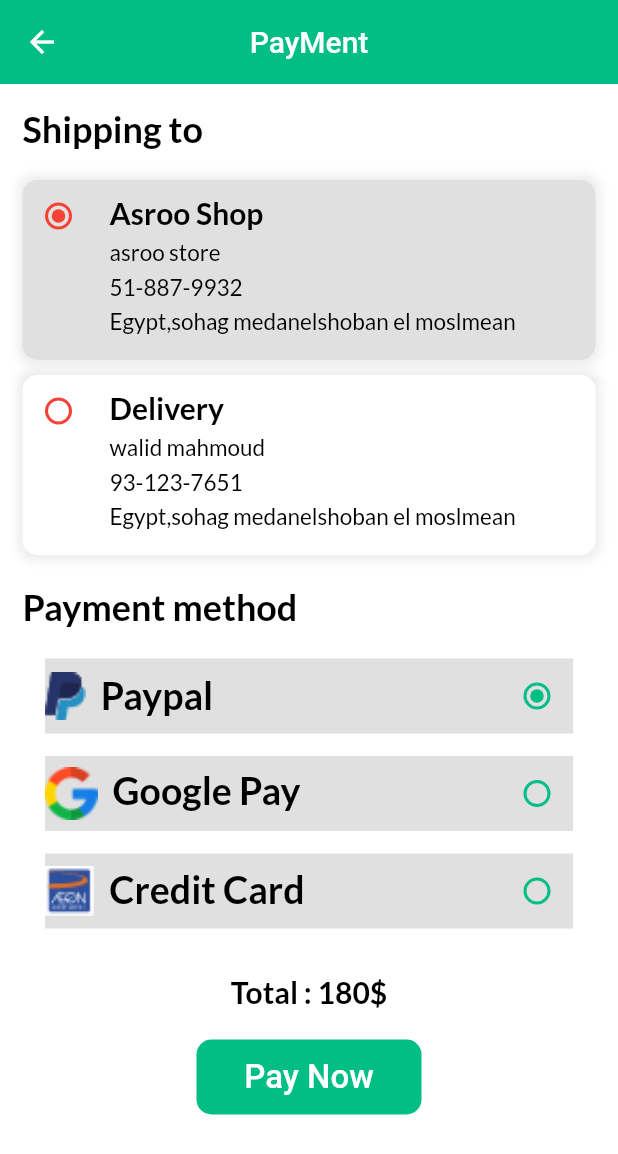
After one commit to ksroo/asroo_shopApp_Getx, a Flutter app: the PaymentScreen screen opened by its route, on a phone screen of 412 x 824 dp. The commit adds this screen. Shown: the top 1154 px of the screen. Run offline on Flutter 3.47's test engine with Material 2 defaults, Android fonts, the phone set to English and light mode, and no system bars; our stand-ins replace badges, carousel_slider, firebase_auth, firebase_core, firebase_storage, get and 6 more; missing offline and left inert: flutter_facebook_auth, flutter_simple_rating_bar; accounts and stored records are empty; generated files the repository leaves out were written again; network calls fail; statements that could not run were skipped.

Commit message:
payment ui

```diff
--- a/lib/l10n/app_ar.arb
+++ b/lib/l10n/app_ar.arb
@@ -1,3 +1,6 @@
 {
-    "language": "العربيه"
+    "general": "عام",
+    "darkmode": "الوضع الداكن",
+    "language": "لغة",
+    "logout": "تسجيل خروج"
 }
--- a/lib/l10n/app_en.arb
+++ b/lib/l10n/app_en.arb
@@ -1,6 +1,22 @@
 {
-    "language": "language",
+
+    "general": "GENERAL",
+    "@general":{
+        "general": "GENERAL"
+    },
+    "darkmode": "Dark Mode",
+    "@darkmode":{
+        "darkmode": "Dark Mode"
+    },
+    "language": "Language",
     "@language":{
         "language": "Language"
+    },
+    "logout": "Logout",
+    "@logout":{
+        "logout": "Logout"
     }
+
+
+
 }
--- a/lib/l10n/app_fr.arb
+++ b/lib/l10n/app_fr.arb
@@ -1,3 +1,6 @@
 {
-    "language": "Langue"
+  "general": "GÉNÉRAL",
+  "darkmode": "Mode sombre",
+  "language": "Langue",
+  "logout": "Se déconnecter"
 }
--- a/lib/language/ar.dart
+++ b/lib/language/ar.dart
@@ -1,5 +1,6 @@
 const Map<String, String> ar = {
-
-  'language' : 'تسجيل دخول',
-
+  "general": "عام",
+  "darkmode": "الوضع الداكن",
+  "language": "لغة",
+  "logout": "تسجيل خروج",
 };
--- a/lib/language/en.dart
+++ b/lib/language/en.dart
@@ -1,3 +1,7 @@
 const Map<String, String> en = {
-  'language': 'Language',
+  "general": "GENERAL",
+  "darkmode": "Dark Mode",
+  "language": "Language",
+  "logout": "Logout",
+
 };
--- a/lib/language/fr.dart
+++ b/lib/language/fr.dart
@@ -1,4 +1,7 @@
 const Map<String, String> fr = {
-  'language': 'Langue',
+  "general": "GÉNÉRAL",
+  "darkmode": "Mode sombre",
+  "language": "Langue",
+  "logout": "Se déconnecter",
 
 };
--- a/lib/logic/bindings/main_binding.dart
+++ b/lib/logic/bindings/main_binding.dart
@@ -1,4 +1,5 @@
 import 'package:get/instance_manager.dart';
+import 'package:udemy_shop_app/logic/controllers/payment_controller.dart';
 import '../controllers/setting_controller.dart';
 import '../controllers/main_controller.dart';
 
@@ -7,5 +8,6 @@ class MainBininding extends Bindings {
   void dependencies() {
     Get.put(MainController());
     Get.put(SettingController());
+    Get.lazyPut(() => PayMentController());
   }
 }
--- /dev/null
+++ b/lib/logic/controllers/payment_controller.dart
@@ -0,0 +1,8 @@
+import 'package:get/get.dart';
+
+class PayMentController extends GetxController {
+
+
+
+
+}
--- a/lib/routes/routes.dart
+++ b/lib/routes/routes.dart
@@ -1,4 +1,5 @@
 import 'package:get/get.dart';
+import 'package:udemy_shop_app/view/screens/payment_screen.dart';
 import '../logic/bindings/auth_biniding.dart';
 import '../logic/bindings/main_binding.dart';
 import '../logic/bindings/product_binding.dart';
@@ -55,6 +56,16 @@ class AppRoutes {
         ProductBinding(),
       ],
     ),
+
+    GetPage(
+      name: Routes.payMentScreen,
+      page: () => PaymentScreen(),
+      bindings: [
+        AuthBinding(),
+        ProductBinding(),
+        MainBininding(),
+      ],
+    ),
     // GetPage(
     //   name: Routes.categoryItems,
     //   page: () => CategoryItems(),
@@ -74,4 +85,5 @@ class Routes {
   static const mainScreen = '/mainScreen';
   static const cartScreen = '/cartScreen';
   static const categoryItems = '/categoryItems';
+  static const payMentScreen = '/payMentScreen';
 }
--- /dev/null
+++ b/lib/view/screens/payment_screen.dart
@@ -0,0 +1,100 @@
+import 'package:flutter/material.dart';
+import 'package:get/get.dart';
+import 'package:udemy_shop_app/logic/controllers/payment_controller.dart';
+import 'package:udemy_shop_app/utils/theme.dart';
+import 'package:udemy_shop_app/view/widgets/payment/delivery_continer.dart';
+import 'package:udemy_shop_app/view/widgets/payment/payment_method.dart';
+import 'package:udemy_shop_app/view/widgets/text_utils.dart';
+
+class PaymentScreen extends StatelessWidget {
+  PaymentScreen({Key? key}) : super(key: key);
+  final controller = Get.find<PayMentController>();
+
+  @override
+  Widget build(BuildContext context) {
+    return Scaffold(
+      backgroundColor: context.theme.backgroundColor,
+      appBar: AppBar(
+        title: const Text("PayMent"),
+        elevation: 0,
+        backgroundColor: Get.isDarkMode ? darkGreyClr : mainColor,
+        centerTitle: true,
+      ),
+      body: SingleChildScrollView(
+        child: Padding(
+          padding: const EdgeInsets.all(15),
+          child: Column(
+            crossAxisAlignment: CrossAxisAlignment.start,
+            children: [
+              TextUtils(
+                fontSize: 24,
+                fontWeight: FontWeight.bold,
+                text: 'Shipping to',
+                color: Get.isDarkMode ? Colors.white : Colors.black,
+                underLine: TextDecoration.none,
+              ),
+              const SizedBox(
+                height: 20,
+              ),
+              const DeliveryContainer(),
+              const SizedBox(
+                height: 20,
+              ),
+              TextUtils(
+                fontSize: 24,
+                fontWeight: FontWeight.bold,
+                text: 'Payment method',
+                color: Get.isDarkMode ? Colors.white : Colors.black,
+                underLine: TextDecoration.none,
+              ),
+              const SizedBox(
+                height: 20,
+              ),
+              const PayMentMethod(),
+              const SizedBox(
+                height: 30,
+              ),
+              Align(
+                alignment: Alignment.center,
+                child: TextUtils(
+                  fontSize: 20,
+                  fontWeight: FontWeight.bold,
+                  text: "Total : 180\$",
+                  color: Get.isDarkMode ? Colors.white : Colors.black,
+                  underLine: TextDecoration.none,
+                ),
+              ),
+              const SizedBox(
+                height: 20,
+              ),
+              Align(
+                alignment: Alignment.center,
+                child: SizedBox(
+                  height: 50,
+                  width: 150,
+                  child: ElevatedButton(
+                    style: ElevatedButton.styleFrom(
+                      shape: RoundedRectangleBorder(
+                        borderRadius: BorderRadius.circular(10),
+                      ),
+                      elevation: 0,
+                      primary: Get.isDarkMode ? pinkClr : mainColor,
+                    ),
+                    onPressed: () {},
+                    child: const Text(
+                      "Pay Now",
+                      style: TextStyle(
+                        fontSize: 22,
+                        color: Colors.white,
+                      ),
+                    ),
+                  ),
+                ),
+              ),
+            ],
+          ),
+        ),
+      ),
+    );
+  }
+}
--- a/lib/view/screens/settings_screen.dart
+++ b/lib/view/screens/settings_screen.dart
@@ -37,7 +37,7 @@ class SettingsScreen extends StatelessWidget {
           TextUtils(
             fontSize: 18,
             fontWeight: FontWeight.bold,
-            text: "GENERAL",
+            text: AppLocalizations.of(context)!.general,
             color: Get.isDarkMode ? pinkClr : mainColor,
             underLine: TextDecoration.none,
           ),
@@ -51,7 +51,7 @@ class SettingsScreen extends StatelessWidget {
                 IconWidget(
                   color: darkSettings,
                   icon: Icons.dark_mode,
-                  text: "Dark Mode",
+                  text: AppLocalizations.of(context)!.darkmode,
                   onTap: () {
                     null;
                   },
@@ -80,7 +80,7 @@ class SettingsScreen extends StatelessWidget {
               return IconWidget(
                 color: logOutSettings,
                 icon: Icons.logout,
-                text: "Logout",
+                text: AppLocalizations.of(context)!.logout,
                 onTap: () {
                   Get.defaultDialog(
                     title: "Logout From App",
--- a/lib/view/screens/welcome_screen.dart
+++ b/lib/view/screens/welcome_screen.dart
@@ -43,7 +43,7 @@ class WelcomeScreen extends StatelessWidget {
                       child: TextUtils(
                         fontSize: 35,
                         fontWeight: FontWeight.bold,
-                        text: 'Welcome',
+                        text: 'Welcome'.tr,
                         color: Colors.white,
                         underLine: TextDecoration.none,
                       ),
@@ -115,7 +115,7 @@ class WelcomeScreen extends StatelessWidget {
                       TextUtils(
                         fontSize: 18,
                         fontWeight: FontWeight.normal,
-                        text: "Don't have an Account?",
+                        text: "Dont have an Account?",
                         color: Colors.white,
                         underLine: TextDecoration.none,
                       ),
--- a/lib/view/widgets/cart/cart_total.dart
+++ b/lib/view/widgets/cart/cart_total.dart
@@ -1,5 +1,7 @@
 import 'package:flutter/material.dart';
 import 'package:get/get.dart';
+import 'package:udemy_shop_app/routes/routes.dart';
+import 'package:udemy_shop_app/view/screens/payment_screen.dart';
 import '../../../logic/controllers/cart_controller.dart';
 import '../../../utils/theme.dart';
 import '../text_utils.dart';
@@ -51,7 +53,9 @@ class CartTotal extends StatelessWidget {
                     elevation: 0,
                     primary: Get.isDarkMode ? pinkClr : mainColor,
                   ),
-                  onPressed: () {},
+                  onPressed: () {
+                    Get.toNamed(Routes.payMentScreen);
+                  },
                   child: Row(
                     mainAxisAlignment: MainAxisAlignment.center,
                     children: const [
--- /dev/null
+++ b/lib/view/widgets/payment/delivery_continer.dart
@@ -0,0 +1,146 @@
+import 'package:flutter/material.dart';
+import 'package:get/get.dart';
+import 'package:udemy_shop_app/logic/controllers/payment_controller.dart';
+
+import '../text_utils.dart';
+
+class DeliveryContainer extends StatefulWidget {
+  const DeliveryContainer({
+    Key? key,
+  }) : super(key: key);
+
+  @override
+  State<DeliveryContainer> createState() => _DeliveryContainerState();
+}
+
+class _DeliveryContainerState extends State<DeliveryContainer> {
+  int radioContinerIndex = 1;
+  bool changeColor = false;
+
+  @override
+  Widget build(BuildContext context) {
+    return Column(
+      children: [
+        buildRadioContiner(
+            address: "Egypt,sohag medanelshoban el moslmean",
+            name: "asroo store",
+            phone: "51-887-9932",
+            title: "Asroo Shop",
+            value: 1,
+            color: changeColor ? Colors.white : Colors.grey.shade300,
+            onChanged: (int? value) {
+              setState(() {
+                radioContinerIndex = value!;
+                changeColor = !changeColor;
+              });
+              debugPrint("prin1");
+            }),
+        const SizedBox(
+          height: 10,
+        ),
+        buildRadioContiner(
+            address: "Egypt,sohag medanelshoban el moslmean",
+            name: "walid mahmoud",
+            phone: "93-123-7651",
+            title: "Delivery",
+            value: 2,
+            color: changeColor ? Colors.grey.shade300 : Colors.white,
+            onChanged: (int? value) {
+              setState(() {
+                radioContinerIndex = value!;
+                changeColor = !changeColor;
+              });
+              debugPrint("prin2");
+            }),
+      ],
+    );
+  }
+
+  Widget buildRadioContiner({
+    required String name,
+    required String address,
+    required String title,
+    required String phone,
+    required int value,
+    required Function onChanged,
+    required Color color,
+  }) {
+    return Container(
+      height: 120,
+      width: double.infinity,
+      decoration: BoxDecoration(
+        borderRadius: BorderRadius.circular(10),
+        color: color,
+        boxShadow: [
+          BoxShadow(
+            color: Colors.grey.withOpacity(0.2),
+            spreadRadius: 3.0,
+            blurRadius: 5.0,
+          ),
+        ],
+      ),
+      child: Row(
+        mainAxisAlignment: MainAxisAlignment.start,
+        crossAxisAlignment: CrossAxisAlignment.start,
+        children: [
+          Radio(
+            value: value,
+            groupValue: radioContinerIndex,
+            fillColor: MaterialStateColor.resolveWith((states) => Colors.red),
+            onChanged: (int? value) {
+              onChanged(value);
+            },
+          ),
+          const SizedBox(
+            width: 10,
+          ),
+          Padding(
+            padding: const EdgeInsets.only(top: 10),
+            child: Column(
+              crossAxisAlignment: CrossAxisAlignment.start,
+              children: [
+                TextUtils(
+                  fontSize: 20,
+                  fontWeight: FontWeight.bold,
+                  text: title,
+                  color: Colors.black,
+                  underLine: TextDecoration.none,
+                ),
+                const SizedBox(
+                  height: 5,
+                ),
+                TextUtils(
+                  fontSize: 15,
+                  fontWeight: FontWeight.normal,
+                  text: name,
+                  color: Colors.black,
+                  underLine: TextDecoration.none,
+                ),
+                const SizedBox(
+                  height: 5,
+                ),
+                TextUtils(
+                  fontSize: 15,
+                  fontWeight: FontWeight.normal,
+                  text: phone,
+                  color: Colors.black,
+                  underLine: TextDecoration.none,
+                ),
+                const SizedBox(
+                  height: 5,
+                ),
+                TextUtils(
+                  fontSize: 15,
+                  fontWeight: FontWeight.normal,
+                  text: address,
+                  color: Colors.black,
+                  underLine: TextDecoration.none,
+                ),
+              ],
+            ),
+          ),
+        ],
+      ),
+    );
+  }
+}
--- /dev/null
+++ b/lib/view/widgets/payment/payment_method.dart
@@ -0,0 +1,112 @@
+import 'package:flutter/material.dart';
+import 'package:udemy_shop_app/utils/theme.dart';
+import 'package:udemy_shop_app/view/widgets/text_utils.dart';
+
+class PayMentMethod extends StatefulWidget {
+  const PayMentMethod({Key? key}) : super(key: key);
+
+  @override
+  _PayMentMethodState createState() => _PayMentMethodState();
+}
+
+class _PayMentMethodState extends State<PayMentMethod> {
+  int radioPayMentIndex = 1;
+  @override
+  Widget build(BuildContext context) {
+    return Padding(
+      padding: const EdgeInsets.only(left: 15, right: 15),
+      child: Column(
+        children: [
+          buildRadioPayment(
+            name: "Paypal",
+            imgae: 'assets/images/paypal.png',
+            scale: 0.7,
+            value: 1,
+            onChanged: (int? value) {
+              setState(() {
+                radioPayMentIndex = value!;
+              });
+              debugPrint("print1");
+            },
+          ),
+          const SizedBox(
+            height: 15,
+          ),
+          buildRadioPayment(
+            name: "Google Pay",
+            imgae: "assets/images/google.png",
+            scale: 0.8,
+            value: 2,
+            onChanged: (int? value) {
+              setState(() {
+                radioPayMentIndex = value!;
+              });
+              debugPrint("print2");
+            },
+          ),
+          const SizedBox(
+            height: 15,
+          ),
+          buildRadioPayment(
+            name: "Credit Card",
+            imgae: "assets/images/credit.png",
+            scale: 0.7,
+            value: 3,
+            onChanged: (int? value) {
+              setState(() {
+                radioPayMentIndex = value!;
+              });
+              debugPrint("print3");
+            },
+          ),
+        ],
+      ),
+    );
+  }
+
+  Widget buildRadioPayment({
+    required String name,
+    required String imgae,
+    required double scale,
+    required int value,
+    required Function onChanged,
+  }) {
+    return Container(
+      height: 50,
+      width: double.infinity,
+      color: Colors.grey[300],
+      child: Row(
+        mainAxisAlignment: MainAxisAlignment.spaceBetween,
+        children: [
+          Row(
+            crossAxisAlignment: CrossAxisAlignment.start,
+            children: [
+              Image.asset(
+                imgae,
+                scale: scale,
+              ),
+              const SizedBox(
+                width: 10,
+              ),
+              TextUtils(
+                fontSize: 25,
+                fontWeight: FontWeight.bold,
+                text: name,
+                color: Colors.black,
+                underLine: TextDecoration.none,
+              ),
+            ],
+          ),
+          Radio(
+            value: value,
+            groupValue: radioPayMentIndex,
+            fillColor: MaterialStateColor.resolveWith((states) => mainColor),
+            onChanged: (int? value) {
+              onChanged(value);
+            },
+          ),
+        ],
+      ),
+    );
+  }
+}
--- a/lib/view/widgets/settings/language_widget.dart
+++ b/lib/view/widgets/settings/language_widget.dart
@@ -24,11 +24,11 @@ class LanguageWidget extends StatelessWidget {
           mainAxisAlignment: MainAxisAlignment.spaceBetween,
           children: [
             IconWidget(
-              // text: AppLocalizations.of(context)!.language,
+              text: AppLocalizations.of(context)!.language,
               // text: !L10n.all.contains(Locale(controller.langLocal))
               //     ? "language".tr
               //     : AppLocalizations.of(context)!.language,
-              text: "language".tr,
+              // text: "Language".tr,
 
               color: languageSettings,
               icon: Icons.language,
```
Also changed, not shown: lib/view/widgets/settings/profile_image.dart (+0 -52 lines), assets/images/credit.png (added), assets/images/paypal.png (added).
